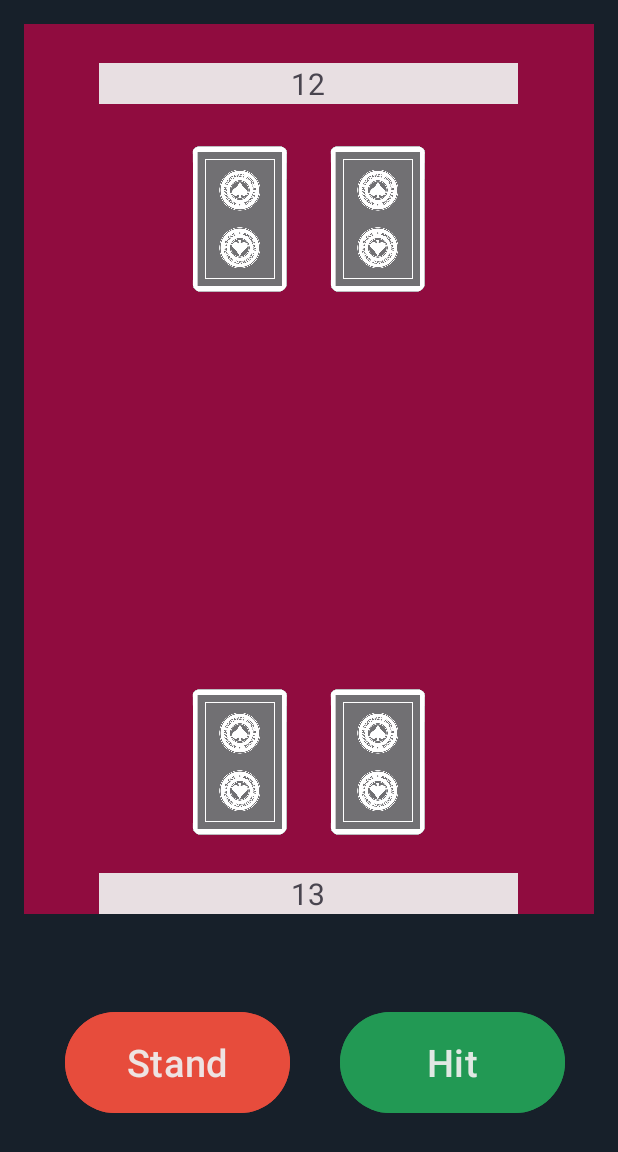
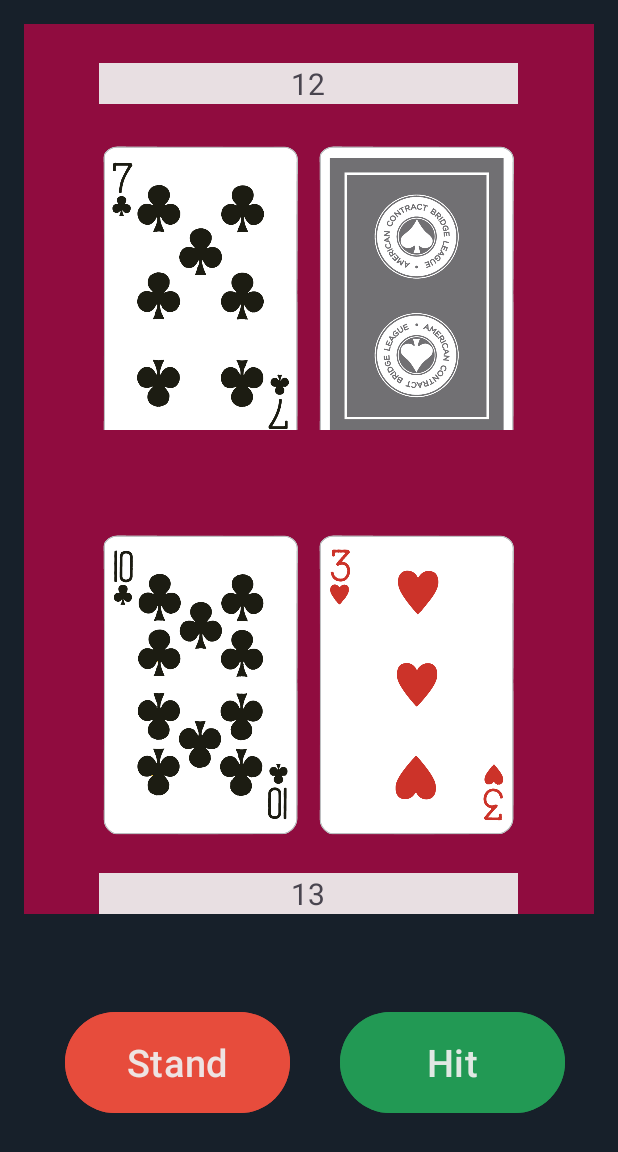
Before and after one commit to mamarsh525/BlackJack2, an Android app: the screen it shows after launch (GameActivity), after a tap on "Start Game", on a phone screen of 412 x 824 dp. Shown: the top 1152 px of the screen. Run offline under Robolectric (Android 15) with nearby library versions, the phone set to English and light mode, and no system bars.

Commit message:
trying to get the images to work

```diff
--- a/app/src/main/java/com/example/myapplication/Card.java
+++ b/app/src/main/java/com/example/myapplication/Card.java
@@ -6,6 +6,7 @@ import java.util.Map;
 public class Card{
     private int rank;
     private String suit;
+    private boolean isFaceUp;
 
     // hashmap to store the rank name of the card and the actual value; made to address face cards
     private static final Map<String, Integer> values = new HashMap<>();
@@ -70,4 +71,27 @@ public class Card{
         return getRank() == c.getRank() && getSuit().equals(c.getSuit());
     }
 
+    public String getImageName() {
+        String suitLetter = suit.substring(0, 1);
+        String rankStr;
+
+        switch(rank) {
+            case 1: rankStr = "a"; break;
+            case 11: rankStr = "j"; break;
+            case 12: rankStr = "q"; break;
+            case 13: rankStr = "k"; break;
+            default: rankStr = Integer.toString(rank); break;
+        }
+
+        return suitLetter + rankStr;
+    }
+
+    public boolean isFaceUp() {
+        return isFaceUp;
+    }
+
+    public void flip() {
+        this.isFaceUp = !this.isFaceUp;
+    }
+
 }
--- /dev/null
+++ b/app/src/main/java/com/example/myapplication/CardImages.java
@@ -0,0 +1,76 @@
+package com.example.myapplication;
+
+import java.util.HashMap;
+import java.util.Map;
+
+public class CardImages {
+    public static final Map<String, Integer> cardImageMap = new HashMap<>();
+
+    static {
+        cardImageMap.put("ha", R.drawable.ha);
+        cardImageMap.put("h2", R.drawable.h2);
+        cardImageMap.put("h3", R.drawable.h3);
+        cardImageMap.put("h4", R.drawable.h4);
+        cardImageMap.put("h5", R.drawable.h5);
+        cardImageMap.put("h6", R.drawable.h6);
+        cardImageMap.put("h7", R.drawable.h7);
+        cardImageMap.put("h8", R.drawable.h8);
+        cardImageMap.put("h9", R.drawable.h9);
+        cardImageMap.put("h10", R.drawable.h10);
+        cardImageMap.put("hj", R.drawable.hj);
+        cardImageMap.put("hq", R.drawable.hq);
+        cardImageMap.put("hk", R.drawable.hk);
+        cardImageMap.put("da", R.drawable.da);
+        cardImageMap.put("d2", R.drawable.d2);
+        cardImageMap.put("d3", R.drawable.d3);
+        cardImageMap.put("d4", R.drawable.d4);
+        cardImageMap.put("d5", R.drawable.d5);
+        cardImageMap.put("d6", R.drawable.d6);
+        cardImageMap.put("d7", R.drawable.d7);
+        cardImageMap.put("d8", R.drawable.d8);
+        cardImageMap.put("d9", R.drawable.d9);
+        cardImageMap.put("d10", R.drawable.d10);
+        cardImageMap.put("dj", R.drawable.dj);
+        cardImageMap.put("dq", R.drawable.dq);
+        cardImageMap.put("dk", R.drawable.dk);
+        cardImageMap.put("sa", R.drawable.sa);
+        cardImageMap.put("s2", R.drawable.s2);
+        cardImageMap.put("s3", R.drawable.s3);
+        cardImageMap.put("s4", R.drawable.s4);
+        cardImageMap.put("s5", R.drawable.s5);
+        cardImageMap.put("s6", R.drawable.s6);
+        cardImageMap.put("s7", R.drawable.s7);
+        cardImageMap.put("s8", R.drawable.s8);
+        cardImageMap.put("s9", R.drawable.s9);
+        cardImageMap.put("s10", R.drawable.s10);
+        cardImageMap.put("sj", R.drawable.sj);
+        cardImageMap.put("sq", R.drawable.sq);
+        cardImageMap.put("sk", R.drawable.sk);
+        cardImageMap.put("ca", R.drawable.ca);
+        cardImageMap.put("c2", R.drawable.c2);
+        cardImageMap.put("c3", R.drawable.c3);
+        cardImageMap.put("c4", R.drawable.c4);
+        cardImageMap.put("c5", R.drawable.c5);
+        cardImageMap.put("c6", R.drawable.c6);
+        cardImageMap.put("c7", R.drawable.c7);
+        cardImageMap.put("c8", R.drawable.c8);
+        cardImageMap.put("c9", R.drawable.c9);
+        cardImageMap.put("c10", R.drawable.c10);
+        cardImageMap.put("cj", R.drawable.cj);
+        cardImageMap.put("cq", R.drawable.cq);
+        cardImageMap.put("ck", R.drawable.ck);
+        cardImageMap.put("gray_back", R.drawable.gray_back);
+
+
+        // Add all other cards here
+    }
+
+    public static int getCardResourceId(String cardName) {
+        Integer resId = cardImageMap.get(cardName.toLowerCase());
+        if (resId != null) {
+            return resId;
+        } else {
+            return R.drawable.gray_back;
+        }
+    }
+}
--- a/app/src/main/java/com/example/myapplication/Game.java
+++ b/app/src/main/java/com/example/myapplication/Game.java
@@ -24,6 +24,16 @@ public class Game{
         currentDeck.shuffle();
         playerHand = new Hand(currentDeck);
         dealerHand = new Hand(currentDeck);
+
+        // players initall hand
+        playerHand.getHit();
+        playerHand.getHit();
+
+        // dealers initial hand
+        Card dealerFirstCard = dealerHand.getHit();
+        Card dealerSecondCard = dealerHand.getHit();
+        dealerSecondCard.flip();
+
     }
 
     public Game(Random r){
@@ -96,11 +106,12 @@ public class Game{
         }
     }
 
-    public void playerHit(){
+    public String playerHit(){
         if (playerHand.scoreBusts()){
-            return; //should not happen
+            return null; //should not happen
         }
-        playerHand.getHit();
+        Card newCard = playerHand.getHit();
+        return newCard.getImageName();
     }
 
     public boolean playerBust(){
@@ -115,6 +126,10 @@ public class Game{
         if (dealerHand.getCards().size() != 2 ){
             return; //should not happen
         }
+        // flip the second card
+        Card secondCard = dealerHand.getCards().get(1);
+        secondCard.flip();
+
         while(!dealerHand.scoreBusts() && dealerHand.calculateScore() < 17){
             dealerHand.getHit();
         }
@@ -124,4 +139,11 @@ public class Game{
         return dealerHand.calculateScore();
     }
 
+    public Hand getPlayerHand(){
+        return playerHand;
+    }
+    public Hand getDealerHand(){
+        return dealerHand;
+    }
+
 }
--- a/app/src/main/java/com/example/myapplication/GameActivity.java
+++ b/app/src/main/java/com/example/myapplication/GameActivity.java
@@ -4,21 +4,28 @@ import android.content.Intent;
 import android.os.Bundle;
 import android.view.View;
 import android.widget.Button;
+import android.widget.ImageView;
+import android.widget.LinearLayout;
 import android.widget.TextView;
 
 import androidx.activity.EdgeToEdge;
 import androidx.appcompat.app.AppCompatActivity;
 
 public class GameActivity extends AppCompatActivity {
+    LinearLayout playerCardContainer;
+    LinearLayout dealerCardContainer;
+    Button hitButton;
 
     @Override
     protected void onCreate(Bundle savedInstanceState) {
         super.onCreate(savedInstanceState);
         EdgeToEdge.enable(this);
         setContentView(R.layout.activity_game);
+        playerCardContainer = findViewById(R.id.playerCardContainer);
+        dealerCardContainer = findViewById(R.id.dealerCardContainer);
 
         //disable the buttons
-        Button hitButton = findViewById(R.id.btnHit);
+        hitButton = findViewById(R.id.btnHit);
         Button standButton = findViewById(R.id.btnStand);
         hitButton.setEnabled(false);
         standButton.setEnabled(false);
@@ -28,6 +35,8 @@ public class GameActivity extends AppCompatActivity {
         updatePlayerScore(game); //updates the text box for the player (this can handle card logic in future)
         updateDealerScore(game); //updates text box for dealer
 
+        showInitialCards(game);
+
         //check the initial hand for a winner (user, dealer, or both have black jack)
         if(!game.checkInitialHand()) {
             playersTurn(game);//continue the game (players turn will call the dealers turn when the player has ended their turn)
@@ -36,6 +45,25 @@ public class GameActivity extends AppCompatActivity {
             results(game);
         }
 
+    }
+    private void showInitialCards(Game game) {
+        // Add two cards for the player
+        for (Card card : game.getPlayerHand().getCards()) {
+            addCardImage(playerCardContainer, card); // Show player cards
+        }
+
+        // Add two cards for the dealer
+        // Dealers first card is face-up
+        addCardImage(dealerCardContainer, game.getDealerHand().getCards().get(0));
+
+        // Dealers second card is face down
+        ImageView dealerCardToImage = new ImageView(this);
+        dealerCardToImage.setImageResource(R.drawable.gray_back);
+        LinearLayout.LayoutParams params = new LinearLayout.LayoutParams(200, 300);
+        params.setMargins(8, 0, 8, 0);
+        dealerCardToImage.setLayoutParams(params);
+
+        dealerCardContainer.addView(dealerCardToImage);
     }
 
     private void playersTurn(Game game){
@@ -50,6 +78,9 @@ public class GameActivity extends AppCompatActivity {
         hitButton.setOnClickListener(new View.OnClickListener() {
             @Override
             public void onClick(View v) {
+                Card newCard = game.getPlayerHand().getCards().get(game.getPlayerHand().getCards().size() - 1);
+
+                addCardImage(playerCardContainer, newCard);
                 //handle hit logic here
                 game.playerHit();
                 updatePlayerScore(game);
@@ -97,5 +128,18 @@ public class GameActivity extends AppCompatActivity {
         intent.putExtra("dealerScore", game.getDealerScore());
         startActivity(intent);
     }
+    public void addCardImage(LinearLayout container, Card card) {
+        ImageView cardImage = new ImageView(this);
 
+        String cardName = card.getImageName(); // Example: "ace_of_spades"
+        int resId = CardImages.getCardResourceId(cardName);
+
+        cardImage.setImageResource(resId);
+
+        LinearLayout.LayoutParams params = new LinearLayout.LayoutParams(200, 300);
+        params.setMargins(8, 0, 8, 0);
+        cardImage.setLayoutParams(params);
+
+        container.addView(cardImage);
+    }
 }
--- a/app/src/main/java/com/example/myapplication/Hand.java
+++ b/app/src/main/java/com/example/myapplication/Hand.java
@@ -10,8 +10,6 @@ public class Hand {
     public Hand(Deck deck) {
         this.deck = deck;
         cards = new ArrayList<Card>();
-        cards.add(deck.removeCard());
-        cards.add(deck.removeCard());
     }
 
     public Card getHit() {
--- a/app/src/main/res/layout/activity_game.xml
+++ b/app/src/main/res/layout/activity_game.xml
@@ -45,26 +45,12 @@
             android:layout_height="28dp" />
 
         <LinearLayout
+            android:id="@+id/dealerCardContainer"
             android:layout_width="match_parent"
             android:layout_height="189dp"
             android:layout_weight="0"
             android:gravity="center|top"
-            android:orientation="horizontal">
-
-            <ImageView
-                android:id="@+id/imageView4"
-                android:layout_width="92dp"
-                android:layout_height="97dp"
-                android:layout_weight="0"
-                app:srcCompat="@drawable/gray_back" />
-
-            <ImageView
-                android:id="@+id/imageView2"
-                android:layout_width="92dp"
-                android:layout_height="97dp"
-                app:srcCompat="@drawable/gray_back" />
-
-        </LinearLayout>
+            android:orientation="horizontal"/>
 
     </LinearLayout>
 
@@ -73,31 +59,16 @@
         android:layout_width="match_parent"
         android:layout_height="0dp"
         android:layout_weight="3"
-        android:background="#900C3F "
+        android:background="#900C3F"
         android:gravity="bottom|center"
         android:orientation="vertical">
 
         <LinearLayout
+            android:id="@+id/playerCardContainer"
             android:layout_width="match_parent"
             android:layout_height="217dp"
             android:gravity="bottom|center"
-            android:orientation="horizontal">
-
-            <ImageView
-                android:id="@+id/imageView6"
-                android:layout_width="92dp"
-                android:layout_height="97dp"
-                android:layout_weight="0"
-                app:srcCompat="@drawable/gray_back" />
-
-            <ImageView
-                android:id="@+id/imageView5"
-                android:layout_width="92dp"
-                android:layout_height="97dp"
-                android:layout_weight="0"
-                app:srcCompat="@drawable/gray_back" />
-
-        </LinearLayout>
+            android:orientation="horizontal"/>
 
         <Space
             android:layout_width="wrap_content"
@@ -116,7 +87,7 @@
                 android:layout_marginHorizontal="50dp"
                 android:layout_weight="0"
                 android:background="#EEEEEEEE"
-                android:text="Player Score"
+                android:text="@string/player_score"
                 android:textAlignment="center"
                 android:textSize="20sp" />
         </LinearLayout>
--- a/app/src/main/res/values/strings.xml
+++ b/app/src/main/res/values/strings.xml
@@ -5,4 +5,5 @@
     <string name="hitButtonText">Hit</string>
     <string name="standButtonText">Stand</string>
     <string name="dealerScoreLabel">Dealer Score</string>
+    <string name="player_score">Player Score</string>
 </resources>
```
